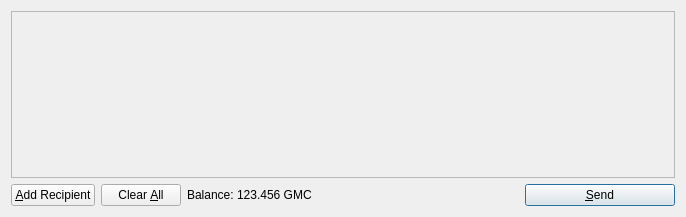
Old version of the form src/qt/forms/sendcoinsdialog.ui in the repository GhostLion/GameCoin.
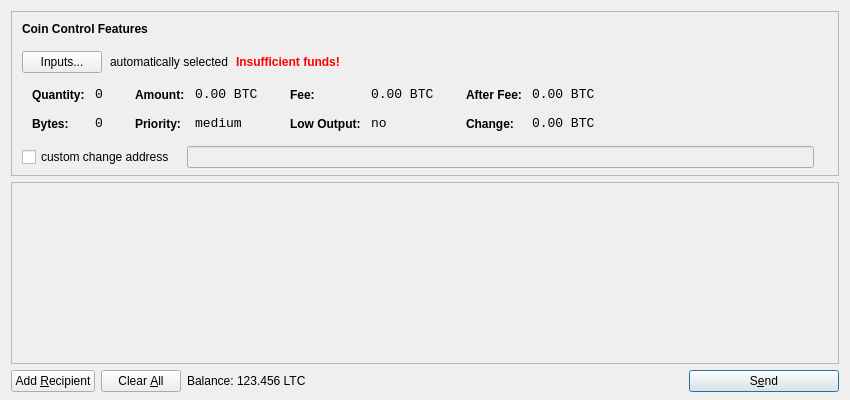
New version of the form. Icons and pictures are not drawn.

What changed in the file:
```diff
--- a/src/qt/forms/sendcoinsdialog.ui
+++ b/src/qt/forms/sendcoinsdialog.ui
@@ -6,14 +6,615 @@
    <rect>
     <x>0</x>
     <y>0</y>
-    <width>686</width>
-    <height>217</height>
+    <width>850</width>
+    <height>400</height>
    </rect>
   </property>
   <property name="windowTitle">
    <string>Send Coins</string>
   </property>
-  <layout class="QVBoxLayout" name="verticalLayout">
+  <layout class="QVBoxLayout" name="verticalLayout" stretch="0,1,0">
+   <property name="bottomMargin">
+    <number>8</number>
+   </property>
+   <item>
+    <widget class="QFrame" name="frameCoinControl">
+     <property name="sizePolicy">
+      <sizepolicy hsizetype="Expanding" vsizetype="Expanding">
+       <horstretch>0</horstretch>
+       <verstretch>0</verstretch>
+      </sizepolicy>
+     </property>
+     <property name="maximumSize">
+      <size>
+       <width>16777215</width>
+       <height>16777215</height>
+      </size>
+     </property>
+     <property name="frameShape">
+      <enum>QFrame::StyledPanel</enum>
+     </property>
+     <property name="frameShadow">
+      <enum>QFrame::Sunken</enum>
+     </property>
+     <layout class="QVBoxLayout" name="verticalLayoutCoinControl2">
+      <property name="spacing">
+       <number>-1</number>
+      </property>
+      <property name="leftMargin">
+       <number>0</number>
+      </property>
+      <property name="topMargin">
+       <number>0</number>
+      </property>
+      <property name="rightMargin">
+       <number>0</number>
+      </property>
+      <property name="bottomMargin">
+       <number>6</number>
+      </property>
+      <item>
+       <layout class="QVBoxLayout" name="verticalLayoutCoinControl" stretch="0,0,0,0,1">
+        <property name="spacing">
+         <number>0</number>
+        </property>
+        <property name="leftMargin">
+         <number>10</number>
+        </property>
+        <property name="topMargin">
+         <number>10</number>
+        </property>
+        <item>
+         <layout class="QHBoxLayout" name="horizontalLayoutCoinControl1">
+          <property name="bottomMargin">
+           <number>15</number>
+          </property>
+          <item>
+           <widget class="QLabel" name="labelCoinControlFeatures">
+            <property name="sizePolicy">
+             <sizepolicy hsizetype="Preferred" vsizetype="Maximum">
+              <horstretch>0</horstretch>
+              <verstretch>0</verstretch>
+             </sizepolicy>
+            </property>
+            <property name="font">
+             <font>
+              <weight>75</weight>
+              <bold>true</bold>
+             </font>
+            </property>
+            <property name="styleSheet">
+             <string notr="true">font-weight:bold;</string>
+            </property>
+            <property name="text">
+             <string>Coin Control Features</string>
+            </property>
+           </widget>
+          </item>
+         </layout>
+        </item>
+        <item>
+         <layout class="QHBoxLayout" name="horizontalLayoutCoinControl2" stretch="0,0,0,0">
+          <property name="spacing">
+           <number>8</number>
+          </property>
+          <property name="bottomMargin">
+           <number>10</number>
+          </property>
+          <item>
+           <widget class="QPushButton" name="pushButtonCoinControl">
+            <property name="styleSheet">
+             <string notr="true"/>
+            </property>
+            <property name="text">
+             <string>Inputs...</string>
+            </property>
+           </widget>
+          </item>
+          <item>
+           <widget class="QLabel" name="labelCoinControlAutomaticallySelected">
+            <property name="text">
+             <string>automatically selected</string>
+            </property>
+            <property name="margin">
+             <number>5</number>
+            </property>
+           </widget>
+          </item>
+          <item>
+           <widget class="QLabel" name="labelCoinControlInsuffFunds">
+            <property name="font">
+             <font>
+              <weight>75</weight>
+              <bold>true</bold>
+             </font>
+            </property>
+            <property name="styleSheet">
+             <string notr="true">color:red;font-weight:bold;</string>
+            </property>
+            <property name="text">
+             <string>Insufficient funds!</string>
+            </property>
+            <property name="margin">
+             <number>5</number>
+            </property>
+           </widget>
+          </item>
+          <item>
+           <spacer name="horizontalSpacerCoinControl">
+            <property name="orientation">
+             <enum>Qt::Horizontal</enum>
+            </property>
+            <property name="sizeHint" stdset="0">
+             <size>
+              <width>40</width>
+              <height>1</height>
+             </size>
+            </property>
+           </spacer>
+          </item>
+         </layout>
+        </item>
+        <item>
+         <widget class="QWidget" name="widgetCoinControl" native="true">
+          <property name="sizePolicy">
+           <sizepolicy hsizetype="Preferred" vsizetype="Preferred">
+            <horstretch>0</horstretch>
+            <verstretch>0</verstretch>
+           </sizepolicy>
+          </property>
+          <property name="minimumSize">
+           <size>
+            <width>0</width>
+            <height>0</height>
+           </size>
+          </property>
+          <property name="styleSheet">
+           <string notr="true"/>
+          </property>
+          <layout class="QHBoxLayout" name="horizontalLayoutCoinControl5">
+           <property name="margin">
+            <number>0</number>
+           </property>
+           <item>
+            <layout class="QHBoxLayout" name="horizontalLayoutCoinControl3" stretch="0,0,0,1">
+             <property name="spacing">
+              <number>20</number>
+             </property>
+             <property name="topMargin">
+              <number>0</number>
+             </property>
+             <property name="bottomMargin">
+              <number>10</number>
+             </property>
+             <item>
+              <layout class="QFormLayout" name="formLayoutCoinControl1">
+               <property name="horizontalSpacing">
+                <number>10</number>
+               </property>
+               <property name="verticalSpacing">
+                <number>14</number>
+               </property>
+               <property name="leftMargin">
+                <number>10</number>
+               </property>
+               <property name="topMargin">
+                <number>4</number>
+               </property>
+               <property name="rightMargin">
+                <number>6</number>
+               </property>
+               <item row="0" column="0">
+                <widget class="QLabel" name="labelCoinControlQuantityText">
+                 <property name="styleSheet">
+                  <string notr="true">font-weight:bold;</string>
+                 </property>
+                 <property name="text">
+                  <string>Quantity:</string>
+                 </property>
+                 <property name="margin">
+                  <number>0</number>
+                 </property>
+                </widget>
+               </item>
+               <item row="0" column="1">
+                <widget class="QLabel" name="labelCoinControlQuantity">
+                 <property name="font">
+                  <font>
+                   <family>Monospace</family>
+                   <pointsize>10</pointsize>
+                  </font>
+                 </property>
+                 <property name="cursor">
+                  <cursorShape>IBeamCursor</cursorShape>
+                 </property>
+                 <property name="contextMenuPolicy">
+                  <enum>Qt::ActionsContextMenu</enum>
+                 </property>
+                 <property name="text">
+                  <string notr="true">0</string>
+                 </property>
+                 <property name="margin">
+                  <number>0</number>
+                 </property>
+                 <property name="textInteractionFlags">
+                  <set>Qt::LinksAccessibleByMouse|Qt::TextSelectableByKeyboard|Qt::TextSelectableByMouse</set>
+                 </property>
+                </widget>
+               </item>
+               <item row="1" column="0">
+                <widget class="QLabel" name="labelCoinControlBytesText">
+                 <property name="styleSheet">
+                  <string notr="true">font-weight:bold;</string>
+                 </property>
+                 <property name="text">
+                  <string>Bytes:</string>
+                 </property>
+                </widget>
+               </item>
+               <item row="1" column="1">
+                <widget class="QLabel" name="labelCoinControlBytes">
+                 <property name="font">
+                  <font>
+                   <family>Monospace</family>
+                   <pointsize>10</pointsize>
+                  </font>
+                 </property>
+                 <property name="cursor">
+                  <cursorShape>IBeamCursor</cursorShape>
+                 </property>
+                 <property name="contextMenuPolicy">
+                  <enum>Qt::ActionsContextMenu</enum>
+                 </property>
+                 <property name="text">
+                  <string notr="true">0</string>
+                 </property>
+                 <property name="textInteractionFlags">
+                  <set>Qt::LinksAccessibleByMouse|Qt::TextSelectableByKeyboard|Qt::TextSelectableByMouse</set>
+                 </property>
+                </widget>
+               </item>
+              </layout>
+             </item>
+             <item>
+              <layout class="QFormLayout" name="formLayoutCoinControl2">
+               <property name="horizontalSpacing">
+                <number>10</number>
+               </property>
+               <property name="verticalSpacing">
+                <number>14</number>
+               </property>
+               <property name="leftMargin">
+                <number>6</number>
+               </property>
+               <property name="topMargin">
+                <number>4</number>
+               </property>
+               <property name="rightMargin">
+                <number>6</number>
+               </property>
+               <item row="0" column="0">
+                <widget class="QLabel" name="labelCoinControlAmountText">
+                 <property name="styleSheet">
+                  <string notr="true">font-weight:bold;</string>
+                 </property>
+                 <property name="text">
+                  <string>Amount:</string>
+                 </property>
+                 <property name="margin">
+                  <number>0</number>
+                 </property>
+                </widget>
+               </item>
+               <item row="0" column="1">
+                <widget class="QLabel" name="labelCoinControlAmount">
+                 <property name="font">
+                  <font>
+                   <family>Monospace</family>
+                   <pointsize>10</pointsize>
+                  </font>
+                 </property>
+                 <property name="cursor">
+                  <cursorShape>IBeamCursor</cursorShape>
+                 </property>
+                 <property name="contextMenuPolicy">
+                  <enum>Qt::ActionsContextMenu</enum>
+                 </property>
+                 <property name="text">
+                  <string notr="true">0.00 BTC</string>
+                 </property>
+                 <property name="textInteractionFlags">
+                  <set>Qt::LinksAccessibleByMouse|Qt::TextSelectableByKeyboard|Qt::TextSelectableByMouse</set>
+                 </property>
+                </widget>
+               </item>
+               <item row="1" column="0">
+                <widget class="QLabel" name="labelCoinControlPriorityText">
+                 <property name="styleSheet">
+                  <string notr="true">font-weight:bold;</string>
+                 </property>
+                 <property name="text">
+                  <string>Priority:</string>
+                 </property>
+                </widget>
+               </item>
+               <item row="1" column="1">
+                <widget class="QLabel" name="labelCoinControlPriority">
+                 <property name="font">
+                  <font>
+                   <family>Monospace</family>
+                   <pointsize>10</pointsize>
+                  </font>
+                 </property>
+                 <property name="cursor">
+                  <cursorShape>IBeamCursor</cursorShape>
+                 </property>
+                 <property name="contextMenuPolicy">
+                  <enum>Qt::ActionsContextMenu</enum>
+                 </property>
+                 <property name="text">
+                  <string>medium</string>
+                 </property>
+                 <property name="textInteractionFlags">
+                  <set>Qt::LinksAccessibleByMouse|Qt::TextSelectableByKeyboard|Qt::TextSelectableByMouse</set>
+                 </property>
+                </widget>
+               </item>
+              </layout>
+             </item>
+             <item>
+              <layout class="QFormLayout" name="formLayoutCoinControl3">
+               <property name="horizontalSpacing">
+                <number>10</number>
+               </property>
+               <property name="verticalSpacing">
+                <number>14</number>
+               </property>
+               <property name="leftMargin">
+                <number>6</number>
+               </property>
+               <property name="topMargin">
+                <number>4</number>
+               </property>
+               <property name="rightMargin">
+                <number>6</number>
+               </property>
+               <item row="0" column="0">
+                <widget class="QLabel" name="labelCoinControlFeeText">
+                 <property name="styleSheet">
+                  <string notr="true">font-weight:bold;</string>
+                 </property>
+                 <property name="text">
+                  <string>Fee:</string>
+                 </property>
+                 <property name="margin">
+                  <number>0</number>
+                 </property>
+                </widget>
+               </item>
+               <item row="0" column="1">
+                <widget class="QLabel" name="labelCoinControlFee">
+                 <property name="font">
+                  <font>
+                   <family>Monospace</family>
+                   <pointsize>10</pointsize>
+                  </font>
+                 </property>
+                 <property name="cursor">
+                  <cursorShape>IBeamCursor</cursorShape>
+                 </property>
+                 <property name="contextMenuPolicy">
+                  <enum>Qt::ActionsContextMenu</enum>
+                 </property>
+                 <property name="text">
+                  <string notr="true">0.00 BTC</string>
+                 </property>
+                 <property name="textInteractionFlags">
+                  <set>Qt::LinksAccessibleByMouse|Qt::TextSelectableByKeyboard|Qt::TextSelectableByMouse</set>
+                 </property>
+                </widget>
+               </item>
+               <item row="1" column="0">
+                <widget class="QLabel" name="labelCoinControlLowOutputText">
+                 <property name="styleSheet">
+                  <string notr="true">font-weight:bold;</string>
+                 </property>
+                 <property name="text">
+                  <string>Low Output:</string>
+                 </property>
+                </widget>
+               </item>
+               <item row="1" column="1">
+                <widget class="QLabel" name="labelCoinControlLowOutput">
+                 <property name="font">
+                  <font>
+                   <family>Monospace</family>
+                   <pointsize>10</pointsize>
+                  </font>
+                 </property>
+                 <property name="cursor">
+                  <cursorShape>IBeamCursor</cursorShape>
+                 </property>
+                 <property name="contextMenuPolicy">
+                  <enum>Qt::ActionsContextMenu</enum>
+                 </property>
+                 <property name="text">
+                  <string>no</string>
+                 </property>
+                 <property name="textInteractionFlags">
+                  <set>Qt::LinksAccessibleByMouse|Qt::TextSelectableByKeyboard|Qt::TextSelectableByMouse</set>
+                 </property>
+                </widget>
+               </item>
+              </layout>
+             </item>
+             <item>
+              <layout class="QFormLayout" name="formLayoutCoinControl4">
+               <property name="horizontalSpacing">
+                <number>10</number>
+               </property>
+               <property name="verticalSpacing">
+                <number>14</number>
+               </property>
+               <property name="leftMargin">
+                <number>6</number>
+               </property>
+               <property name="topMargin">
+                <number>4</number>
+               </property>
+               <property name="rightMargin">
+                <number>6</number>
+               </property>
+               <item row="0" column="0">
+                <widget class="QLabel" name="labelCoinControlAfterFeeText">
+                 <property name="styleSheet">
+                  <string notr="true">font-weight:bold;</string>
+                 </property>
+                 <property name="text">
+                  <string>After Fee:</string>
+                 </property>
+                 <property name="margin">
+                  <number>0</number>
+                 </property>
+                </widget>
+               </item>
+               <item row="0" column="1">
+                <widget class="QLabel" name="labelCoinControlAfterFee">
+                 <property name="font">
+                  <font>
+                   <family>Monospace</family>
+                   <pointsize>10</pointsize>
+                  </font>
+                 </property>
+                 <property name="cursor">
+                  <cursorShape>IBeamCursor</cursorShape>
+                 </property>
+                 <property name="contextMenuPolicy">
+                  <enum>Qt::ActionsContextMenu</enum>
+                 </property>
+                 <property name="text">
+                  <string notr="true">0.00 BTC</string>
+                 </property>
+                 <property name="textInteractionFlags">
+                  <set>Qt::LinksAccessibleByMouse|Qt::TextSelectableByKeyboard|Qt::TextSelectableByMouse</set>
+                 </property>
+                </widget>
+               </item>
+               <item row="1" column="0">
+                <widget class="QLabel" name="labelCoinControlChangeText">
+                 <property name="styleSheet">
+                  <string notr="true">font-weight:bold;</string>
+                 </property>
+                 <property name="text">
+                  <string>Change:</string>
+                 </property>
+                </widget>
+               </item>
+               <item row="1" column="1">
+                <widget class="QLabel" name="labelCoinControlChange">
+                 <property name="font">
+                  <font>
+                   <family>Monospace</family>
+                   <pointsize>10</pointsize>
+                  </font>
+                 </property>
+                 <property name="cursor">
+                  <cursorShape>IBeamCursor</cursorShape>
+                 </property>
+                 <property name="contextMenuPolicy">
+                  <enum>Qt::ActionsContextMenu</enum>
+                 </property>
+                 <property name="text">
+                  <string notr="true">0.00 BTC</string>
+                 </property>
+                 <property name="textInteractionFlags">
+                  <set>Qt::LinksAccessibleByMouse|Qt::TextSelectableByKeyboard|Qt::TextSelectableByMouse</set>
+                 </property>
+                </widget>
+               </item>
+              </layout>
+             </item>
+            </layout>
+           </item>
+          </layout>
+         </widget>
+        </item>
+        <item>
+         <layout class="QHBoxLayout" name="horizontalLayoutCoinControl4" stretch="0,0,0">
+          <property name="spacing">
+           <number>12</number>
+          </property>
+          <property name="sizeConstraint">
+           <enum>QLayout::SetDefaultConstraint</enum>
+          </property>
+          <property name="topMargin">
+           <number>5</number>
+          </property>
+          <property name="rightMargin">
+           <number>5</number>
+          </property>
+          <item>
+           <widget class="QCheckBox" name="checkBoxCoinControlChange">
+            <property name="text">
+             <string>custom change address</string>
+            </property>
+           </widget>
+          </item>
+          <item>
+           <widget class="QLineEdit" name="lineEditCoinControlChange">
+            <property name="enabled">
+             <bool>false</bool>
+            </property>
+            <property name="sizePolicy">
+             <sizepolicy hsizetype="Expanding" vsizetype="Fixed">
+              <horstretch>0</horstretch>
+              <verstretch>0</verstretch>
+             </sizepolicy>
+            </property>
+           </widget>
+          </item>
+          <item>
+           <widget class="QLabel" name="labelCoinControlChangeLabel">
+            <property name="sizePolicy">
+             <sizepolicy hsizetype="Preferred" vsizetype="Expanding">
+              <horstretch>0</horstretch>
+              <verstretch>0</verstretch>
+             </sizepolicy>
+            </property>
+            <property name="minimumSize">
+             <size>
+              <width>0</width>
+              <height>0</height>
+             </size>
+            </property>
+            <property name="text">
+             <string/>
+            </property>
+            <property name="margin">
+             <number>3</number>
+            </property>
+           </widget>
+          </item>
+         </layout>
+        </item>
+        <item>
+         <spacer name="verticalSpacerCoinControl">
+          <property name="orientation">
+           <enum>Qt::Vertical</enum>
+          </property>
+          <property name="sizeHint" stdset="0">
+           <size>
+            <width>800</width>
+            <height>1</height>
+           </size>
+          </property>
+         </spacer>
+        </item>
+       </layout>
+      </item>
+     </layout>
+    </widget>
+   </item>
    <item>
     <widget class="QScrollArea" name="scrollArea">
      <property name="widgetResizable">
@@ -24,7 +625,7 @@
        <rect>
         <x>0</x>
         <y>0</y>
-        <width>666</width>
+        <width>830</width>
         <height>165</height>
        </rect>
       </property>
@@ -64,7 +665,7 @@
         <string>Send to multiple recipients at once</string>
        </property>
        <property name="text">
-        <string>&amp;Add Recipient</string>
+        <string>Add &amp;Recipient</string>
        </property>
        <property name="icon">
         <iconset resource="../bitcoin.qrc">
@@ -119,7 +720,7 @@
           <cursorShape>IBeamCursor</cursorShape>
          </property>
          <property name="text">
-          <string>123.456 GMC</string>
+          <string>123.456 LTC</string>
          </property>
          <property name="textInteractionFlags">
           <set>Qt::LinksAccessibleByMouse|Qt::TextSelectableByKeyboard|Qt::TextSelectableByMouse</set>
@@ -153,7 +754,7 @@
         <string>Confirm the send action</string>
        </property>
        <property name="text">
-        <string>&amp;Send</string>
+        <string>S&amp;end</string>
        </property>
        <property name="icon">
         <iconset resource="../bitcoin.qrc">
```
